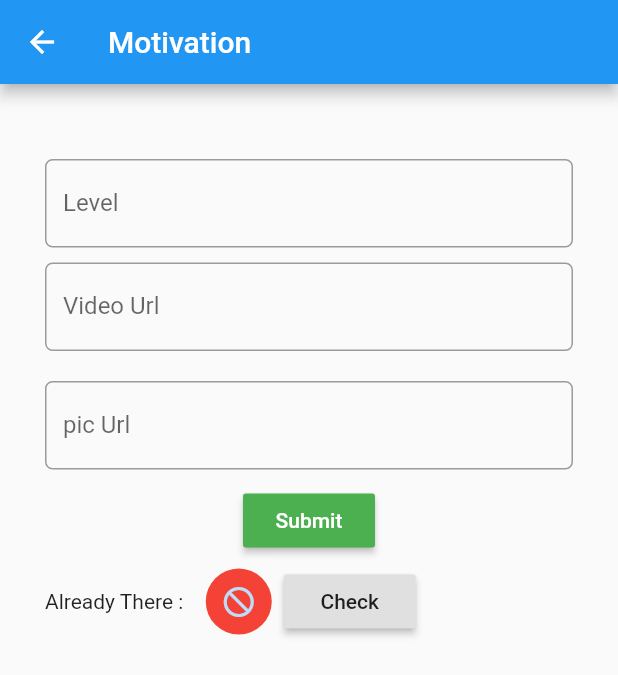
After one commit to Sreenivassreee/MathHelper, a Flutter app: the Learn screen opened by its route, after a tap on "Check", on a phone screen of 412 x 824 dp. The commit adds this screen. Shown: the top 675 px of the screen. Run offline on Flutter 3.47's test engine with Material 2 defaults, Android fonts, the phone set to English and light mode, and no system bars; our stand-ins replace cloud_firestore; accounts and stored records are empty.

Commit message:
Adding Learn Insert Bocs

```diff
--- /dev/null
+++ b/lib/Learn.dart
@@ -0,0 +1,275 @@
+import 'package:cloud_firestore/cloud_firestore.dart';
+import 'package:flutter/material.dart';
+
+class Learn extends StatefulWidget {
+  @override
+  _LearnState createState() => _LearnState();
+}
+
+class _LearnState extends State<Learn> {
+  TextEditingController video = TextEditingController();
+  TextEditingController pic = TextEditingController();
+  TextEditingController level = TextEditingController();
+
+  int lenght = 0;
+  String there = "";
+  Color co;
+  Icon ic;
+
+  @override
+  void initState() {
+    // isThere(level.text).then((value) {
+    //   setState(() {
+    //     lenght = value;
+    //     print(lenght);
+    //   });
+    // });
+    // super.initState();
+  }
+
+  @override
+  Widget build(BuildContext context) {
+    if (there == "") {
+      setState(() {
+        co = Colors.amber;
+        ic = Icon(Icons.desktop_mac);
+      });
+    } else if (there == "Yes") {
+      setState(() {
+        co = Colors.green;
+        ic = Icon(Icons.check);
+      });
+    } else if (there == "No") {
+      setState(() {
+        co = Colors.red;
+        ic = Icon(Icons.not_interested);
+      });
+    }
+
+    return Scaffold(
+      appBar: AppBar(
+        title: Text(
+          "Motivation",
+        ),
+      ),
+      body: Padding(
+        padding: const EdgeInsets.only(top: 10, left: 30, right: 30),
+        child: Container(
+          child: Column(
+            children: [
+              SizedBox(
+                height: 40,
+              ),
+              TextField(
+                controller: level,
+                decoration: InputDecoration(
+                  labelText: "Level",
+                  border: OutlineInputBorder(
+                    borderRadius: BorderRadius.circular(5.0),
+                    borderSide: BorderSide(
+                      color: Colors.red,
+                      style: BorderStyle.solid,
+                    ),
+                  ),
+                ),
+                autocorrect: true,
+              ),
+              SizedBox(
+                height: 10.0,
+              ),
+              TextField(
+                controller: video,
+                decoration: InputDecoration(
+                  labelText: "Video Url",
+                  border: OutlineInputBorder(
+                    borderRadius: BorderRadius.circular(5.0),
+                    borderSide: BorderSide(
+                      color: Colors.red,
+                      style: BorderStyle.solid,
+                    ),
+                  ),
+                ),
+                autocorrect: true,
+              ),
+              SizedBox(
+                height: 20,
+              ),
+              TextField(
+                controller: pic,
+                decoration: InputDecoration(
+                  labelText: "pic Url",
+                  border: OutlineInputBorder(
+                    borderRadius: BorderRadius.circular(5.0),
+                    borderSide: BorderSide(
+                      color: Colors.red,
+                      style: BorderStyle.solid,
+                    ),
+                  ),
+                ),
+                autocorrect: true,
+              ),
+              SizedBox(
+                height: 10.0,
+              ),
+              RaisedButton(
+                onPressed: () {
+                  add(level.text).then((value) {
+                    if (value == "Success") {
+                      clear();
+                    } else {
+                      final snackBar = SnackBar(content: Text('Enter Fileds'));
+
+                      Scaffold.of(context).showSnackBar(snackBar);
+
+                      print(value);
+                    }
+                  });
+                },
+                color: Colors.green,
+                child: Text(
+                  "Submit",
+                  style: TextStyle(
+                    color: Colors.white,
+                  ),
+                ),
+              ),
+              Row(
+                children: [
+                  Text("Already There :  "),
+                  Padding(
+                    padding: const EdgeInsets.all(8.0),
+                    child: CircleAvatar(
+                      radius: 22,
+                      backgroundColor: co,
+                      child: ic,
+                    ),
+                  ),
+                  RaisedButton(
+                    child: Text("Check"),
+                    onPressed: () {
+                      setState(() {
+                        there = "";
+                      });
+                      isThere(level.text).then((value) {
+                        if (value != "") {
+                          if (value == "Yes") {
+                            print(value);
+                            setState(() {
+                              there = "Yes";
+                            });
+                          } else {
+                            setState(() {
+                              there = "No";
+                            });
+                          }
+                        } else {
+                          setState(() {
+                            there = "";
+                          });
+                        }
+                      });
+                    },
+                  ),
+                ],
+              )
+            ],
+          ),
+        ),
+      ),
+    );
+  }
+
+  var reference = Firestore.instance.collection("Motivation");
+  Future<int> isThere2() async {
+    int i;
+    try {
+      QuerySnapshot documentSnapshot = await reference.getDocuments();
+
+      i = documentSnapshot.documents.length;
+      // print("Lenght is $i");
+    } catch (e) {
+      print(e);
+    }
+    return i;
+  }
+
+  // Future<String> add({quotes, url}) async {
+  //   String i;
+
+  //   if (quotes == "" || url == "") {
+  //     i = "Empty";
+  //   } else {
+  //     try {
+  //       reference.document().setData({
+  //         "quotes": quotes,
+  //         "url": url,
+  //       });
+  //       i = "added";
+  //     } catch (e) {
+  //       print(e);
+  //     }
+  //   }
+
+  //   return i;
+  // }
+
+  var referenceToLearn = Firestore.instance.collection("AllLevels");
+
+  Future<String> add(level) async {
+    String _mess;
+
+    try {
+      var abc = referenceToLearn
+          .document("M5xgqSw5RA2VaBkQEP5N")
+          .collection("Level-" + level)
+          .document("learn")
+          .collection("home")
+          .document("home")
+          .setData({"pic": pic.text, "video": video.text});
+      print(abc);
+      _mess = "Success";
+
+      return _mess;
+    } catch (e) {
+      print("Error");
+      _mess = "Failed";
+      return _mess;
+    }
+  }
+
+  void clear() {
+    video.clear();
+    pic.clear();
+  }
+
+  Future<String> isThere(_level) async {
+    String mess;
+    print(_level);
+
+    if (_level != "") {
+      print("Not null");
+      try {
+        QuerySnapshot learnDocument = await referenceToLearn
+            .document("M5xgqSw5RA2VaBkQEP5N")
+            .collection("Level-" + _level)
+            .document("learn")
+            .collection("home")
+            .getDocuments();
+
+        print(learnDocument.documents[0]['pic']);
+
+        if (learnDocument.documents[0] == null) {
+          mess = "No";
+        } else {
+          mess = "Yes";
+        }
+      } catch (e) {
+        print("Error");
+        mess = "No";
+      }
+    } else {
+      mess = "No";
+    }
+    return mess;
+  }
+}
--- a/lib/MyHomaPage.dart
+++ b/lib/MyHomaPage.dart
@@ -38,10 +38,11 @@ class _MyHomaPageState extends State<MyHomaPage> {
               },
             ),
             ListTile(
-              title: Text('Item 2'),
+              title: Text('Learn Before Start'),
               onTap: () {
-                // Update the state of the app.
-                // ...
+                Navigator.of(context).pushNamed(
+                  "/Learn",
+                );
               },
             ),
           ],
--- a/lib/main.dart
+++ b/lib/main.dart
@@ -1,4 +1,5 @@
 import 'package:flutter/material.dart';
+import 'package:math_helper/Learn.dart';
 import 'package:math_helper/MyHomaPage.dart';
 import 'package:math_helper/QuestionsEnterPage.dart';
 import 'package:math_helper/motivation.dart';
@@ -17,7 +18,8 @@ class MyApp extends StatelessWidget {
       routes: {
         '/home': (context) => MyHomaPage(),
         '/EnterQuestions': (context) => EnterQuestions(),
-        '/Motivation': (context) => Motivation()
+        '/Motivation': (context) => Motivation(),
+        '/Learn': (context) => Learn()
       },
     );
   }
```
